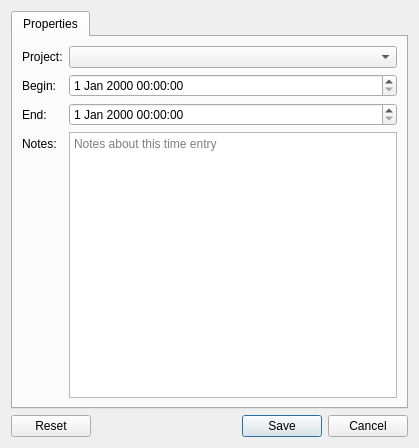
Old version of the form source/frameEditor/frame_editor.ui in the repository jansorg/tom-ui.
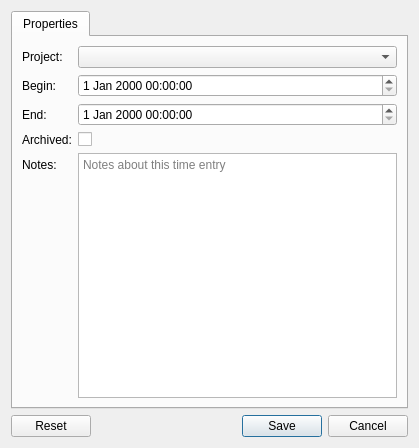
New version of the form.

Commit message: support archived frames in reporting ui improvements

```diff
--- a/source/frameEditor/frame_editor.ui
+++ b/source/frameEditor/frame_editor.ui
@@ -75,14 +75,14 @@
          </property>
         </widget>
        </item>
-       <item row="3" column="0">
+       <item row="4" column="0">
         <widget class="QLabel" name="notesLabel">
          <property name="text">
           <string>Notes:</string>
          </property>
         </widget>
        </item>
-       <item row="3" column="1">
+       <item row="4" column="1">
         <widget class="QPlainTextEdit" name="notesEdit">
          <property name="sizePolicy">
           <sizepolicy hsizetype="Expanding" vsizetype="Expanding">
@@ -95,6 +95,20 @@
          </property>
         </widget>
        </item>
+       <item row="3" column="0">
+        <widget class="QLabel" name="label">
+         <property name="text">
+          <string>Archived:</string>
+         </property>
+        </widget>
+       </item>
+       <item row="3" column="1">
+        <widget class="QCheckBox" name="archivedCheckBox">
+         <property name="text">
+          <string/>
+         </property>
+        </widget>
+       </item>
       </layout>
      </widget>
     </widget>
```
The commit also changes 8 other files.
